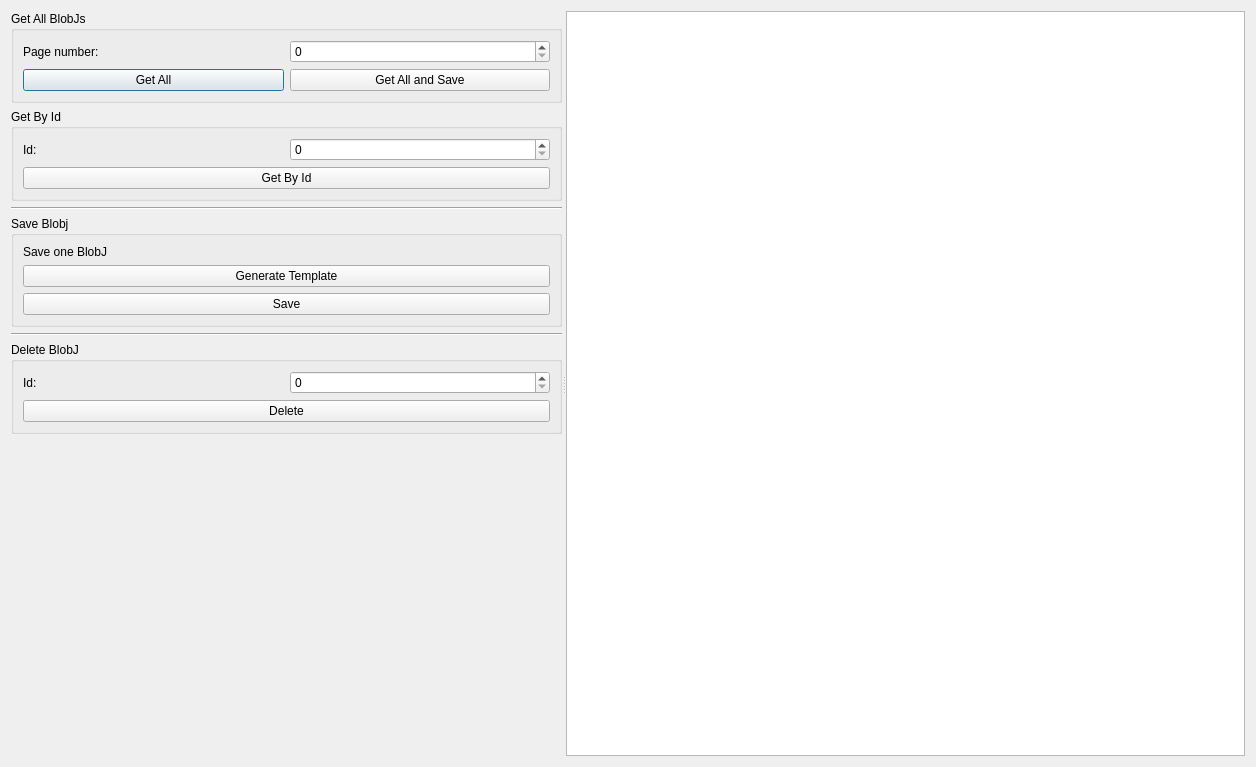
Qt form dialog.ui (AyNeumann/DraftQtProject) before a commit.
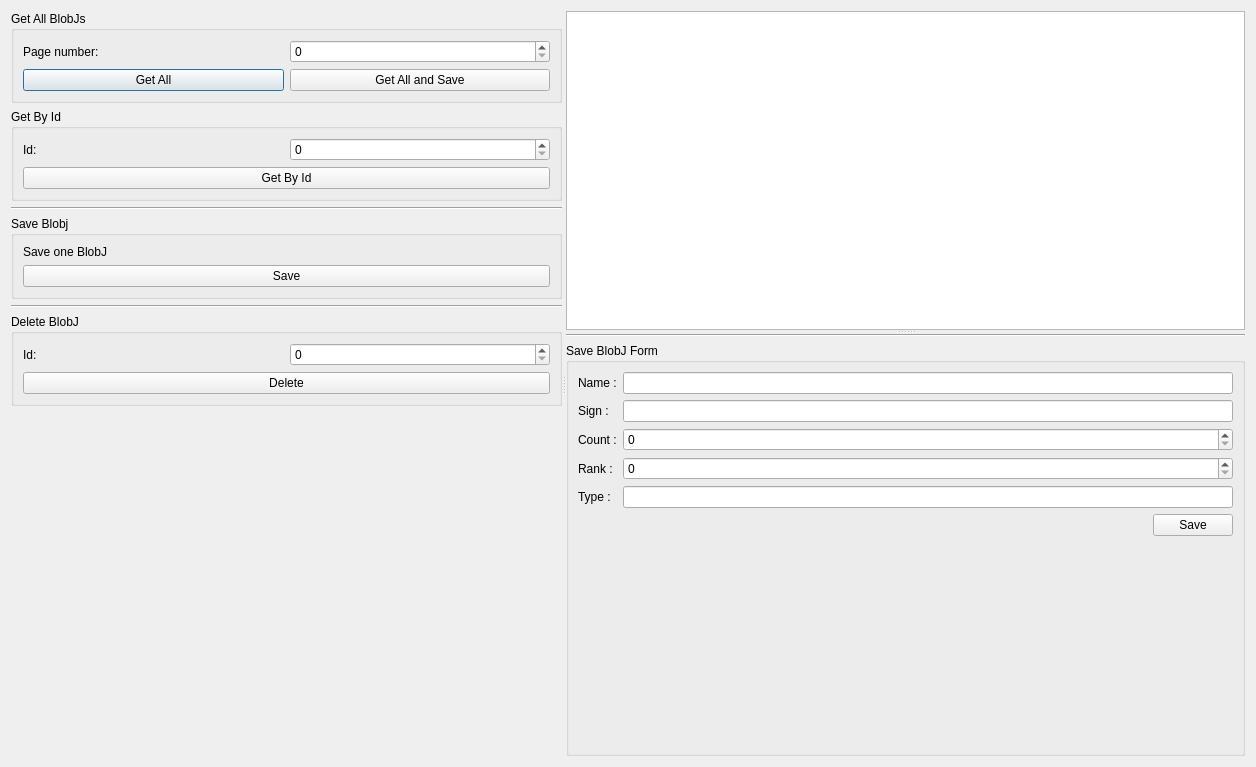
The same form after that commit.

Commit message: ADD SAVE BLOBJ FORM

```diff
--- a/dialog.ui
+++ b/dialog.ui
@@ -15,7 +15,7 @@
   </property>
   <layout class="QHBoxLayout" name="horizontalLayout_5">
    <item>
-    <widget class="QSplitter" name="splitter">
+    <widget class="QSplitter" name="splitter_2">
      <property name="orientation">
       <enum>Qt::Horizontal</enum>
      </property>
@@ -112,13 +112,6 @@
             </property>
            </widget>
           </item>
-          <item>
-           <widget class="QPushButton" name="pB_GenerateTemplate">
-            <property name="text">
-             <string>Generate Template</string>
-            </property>
-           </widget>
-          </item>
           <item>
            <widget class="QPushButton" name="pB_Save">
             <property name="text">
@@ -181,13 +174,133 @@
        </item>
       </layout>
      </widget>
-     <widget class="QPlainTextEdit" name="pTE_View">
-      <property name="sizePolicy">
-       <sizepolicy hsizetype="Minimum" vsizetype="Expanding">
-        <horstretch>0</horstretch>
-        <verstretch>0</verstretch>
-       </sizepolicy>
+     <widget class="QSplitter" name="splitter">
+      <property name="orientation">
+       <enum>Qt::Vertical</enum>
       </property>
+      <widget class="QPlainTextEdit" name="pTE_View">
+       <property name="sizePolicy">
+        <sizepolicy hsizetype="Minimum" vsizetype="Expanding">
+         <horstretch>0</horstretch>
+         <verstretch>0</verstretch>
+        </sizepolicy>
+       </property>
+      </widget>
+      <widget class="QWidget" name="">
+       <layout class="QVBoxLayout" name="verticalLayout_7">
+        <item>
+         <widget class="Line" name="line_3">
+          <property name="orientation">
+           <enum>Qt::Horizontal</enum>
+          </property>
+         </widget>
+        </item>
+        <item>
+         <widget class="QGroupBox" name="groupBox_5">
+          <property name="title">
+           <string>Save BlobJ Form</string>
+          </property>
+          <layout class="QVBoxLayout" name="verticalLayout_8">
+           <item>
+            <layout class="QVBoxLayout" name="verticalLayout_6">
+             <item>
+              <layout class="QFormLayout" name="formLayout">
+               <item row="0" column="0">
+                <widget class="QLabel" name="label_5">
+                 <property name="text">
+                  <string>Name :</string>
+                 </property>
+                </widget>
+               </item>
+               <item row="0" column="1">
+                <widget class="QLineEdit" name="lE_BlobJName"/>
+               </item>
+               <item row="1" column="0">
+                <widget class="QLabel" name="label_6">
+                 <property name="text">
+                  <string>Sign :</string>
+                 </property>
+                </widget>
+               </item>
+               <item row="1" column="1">
+                <widget class="QLineEdit" name="lE_BlobJSign"/>
+               </item>
+               <item row="2" column="0">
+                <widget class="QLabel" name="label_7">
+                 <property name="text">
+                  <string>Count :</string>
+                 </property>
+                </widget>
+               </item>
+               <item row="2" column="1">
+                <widget class="QSpinBox" name="sB_BlobJCount"/>
+               </item>
+               <item row="3" column="0">
+                <widget class="QLabel" name="label_8">
+                 <property name="text">
+                  <string>Rank :</string>
+                 </property>
+                </widget>
+               </item>
+               <item row="3" column="1">
+                <widget class="QSpinBox" name="sB_BlobJRank"/>
+               </item>
+               <item row="4" column="0">
+                <widget class="QLabel" name="label_9">
+                 <property name="text">
+                  <string>Type : </string>
+                 </property>
+                </widget>
+               </item>
+               <item row="4" column="1">
+                <widget class="QLineEdit" name="lE_BlobJType"/>
+               </item>
+              </layout>
+             </item>
+             <item>
+              <layout class="QHBoxLayout" name="horizontalLayout_6">
+               <item>
+                <spacer name="horizontalSpacer">
+                 <property name="orientation">
+                  <enum>Qt::Horizontal</enum>
+                 </property>
+                 <property name="sizeHint" stdset="0">
+                  <size>
+                   <width>40</width>
+                   <height>20</height>
+                  </size>
+                 </property>
+                </spacer>
+               </item>
+               <item>
+                <widget class="QPushButton" name="pB_SaveBlobJForm">
+                 <property name="text">
+                  <string>Save</string>
+                 </property>
+                </widget>
+               </item>
+              </layout>
+             </item>
+             <item>
+              <spacer name="verticalSpacer_2">
+               <property name="orientation">
+                <enum>Qt::Vertical</enum>
+               </property>
+               <property name="sizeHint" stdset="0">
+                <size>
+                 <width>20</width>
+                 <height>40</height>
+                </size>
+               </property>
+              </spacer>
+             </item>
+            </layout>
+           </item>
+          </layout>
+         </widget>
+        </item>
+       </layout>
+      </widget>
      </widget>
     </widget>
    </item>
```
Left out of the diff: 2 changed lines with no effect on the pictures. The commit also changes 2 other files.
